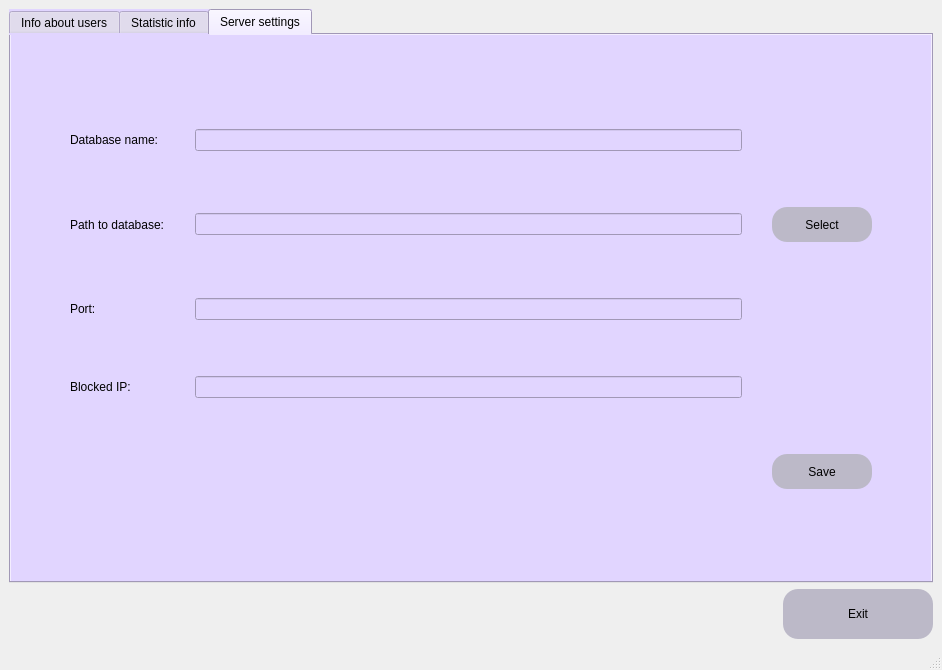
Before: the Qt Designer form pyqt_ui/admin.ui in Senishine/messenger, drawn with Qt 5.
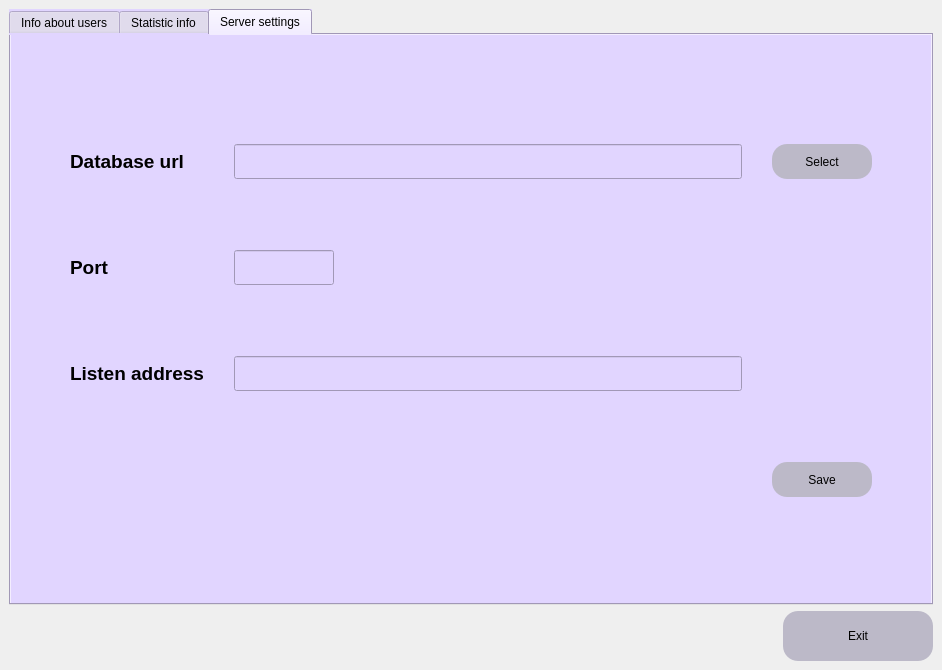
After: the same form once the commit is applied. The open tabs and pages were chosen to show the change.

Commit message: lesson_4 added admin ui functionality

```diff
--- a/pyqt_ui/admin.ui
+++ b/pyqt_ui/admin.ui
@@ -123,49 +123,7 @@
            <property name="horizontalSpacing">
             <number>30</number>
            </property>
-           <item row="2" column="0">
-            <widget class="QLabel" name="label_3">
-             <property name="styleSheet">
-              <string notr="true">font: 12pt &quot;MS Shell Dlg 2&quot;;</string>
-             </property>
-             <property name="text">
-              <string>Port:</string>
-             </property>
-            </widget>
-           </item>
-           <item row="3" column="1">
-            <widget class="QLineEdit" name="blocked_ip"/>
-           </item>
-           <item row="1" column="0">
-            <widget class="QLabel" name="label_2">
-             <property name="styleSheet">
-              <string notr="true">font: 12pt &quot;MS Shell Dlg 2&quot;;</string>
-             </property>
-             <property name="text">
-              <string>Path to database:</string>
-             </property>
-            </widget>
-           </item>
-           <item row="1" column="1">
-            <widget class="QLineEdit" name="path_to_file"/>
-           </item>
-           <item row="2" column="1">
-            <widget class="QLineEdit" name="port"/>
-           </item>
-           <item row="0" column="1">
-            <widget class="QLineEdit" name="db_name"/>
-           </item>
-           <item row="0" column="0">
-            <widget class="QLabel" name="label">
-             <property name="styleSheet">
-              <string notr="true">font: 12pt &quot;MS Shell Dlg 2&quot;;</string>
-             </property>
-             <property name="text">
-              <string>Database name:</string>
-             </property>
-            </widget>
-           </item>
-           <item row="1" column="2">
+           <item row="0" column="2">
             <widget class="QPushButton" name="select_btn">
              <property name="minimumSize">
               <size>
@@ -183,17 +141,29 @@
              </property>
             </widget>
            </item>
-           <item row="3" column="0">
+           <item row="2" column="0">
             <widget class="QLabel" name="label_4">
+             <property name="font">
+              <font>
+               <family>MS Shell Dlg 2</family>
+               <pointsize>14</pointsize>
+               <weight>75</weight>
+               <italic>false</italic>
+               <bold>true</bold>
+              </font>
+             </property>
+             <property name="toolTipDuration">
+              <number>-1</number>
+             </property>
              <property name="styleSheet">
               <string notr="true">font: 12pt &quot;MS Shell Dlg 2&quot;;</string>
              </property>
              <property name="text">
-              <string>Blocked IP:</string>
+              <string>Listen address</string>
              </property>
             </widget>
            </item>
-           <item row="4" column="2">
+           <item row="3" column="2">
             <widget class="QPushButton" name="save_btn">
              <property name="sizePolicy">
               <sizepolicy hsizetype="Minimum" vsizetype="Maximum">
@@ -217,6 +187,98 @@
              </property>
             </widget>
            </item>
+           <item row="2" column="1">
+            <widget class="QLineEdit" name="listen_address">
+             <property name="minimumSize">
+              <size>
+               <width>0</width>
+               <height>35</height>
+              </size>
+             </property>
+             <property name="font">
+              <font>
+               <pointsize>16</pointsize>
+              </font>
+             </property>
+            </widget>
+           </item>
+           <item row="0" column="0">
+            <widget class="QLabel" name="label_2">
+             <property name="font">
+              <font>
+               <family>MS Shell Dlg 2</family>
+               <pointsize>14</pointsize>
+               <weight>75</weight>
+               <italic>false</italic>
+               <bold>true</bold>
+              </font>
+             </property>
+             <property name="styleSheet">
+              <string notr="true"/>
+             </property>
+             <property name="text">
+              <string>Database url</string>
+             </property>
+            </widget>
+           </item>
+           <item row="1" column="0">
+            <widget class="QLabel" name="label_3">
+             <property name="font">
+              <font>
+               <family>MS Shell Dlg 2</family>
+               <pointsize>14</pointsize>
+               <weight>75</weight>
+               <italic>false</italic>
+               <bold>true</bold>
+              </font>
+             </property>
+             <property name="styleSheet">
+              <string notr="true"/>
+             </property>
+             <property name="text">
+              <string>Port</string>
+             </property>
+            </widget>
+           </item>
+           <item row="1" column="1">
+            <widget class="QLineEdit" name="port">
+             <property name="minimumSize">
+              <size>
+               <width>0</width>
+               <height>35</height>
+              </size>
+             </property>
+             <property name="maximumSize">
+              <size>
+               <width>100</width>
+               <height>16777215</height>
+              </size>
+             </property>
+             <property name="font">
+              <font>
+               <pointsize>16</pointsize>
+              </font>
+             </property>
+             <property name="readOnly">
+              <bool>false</bool>
+             </property>
+            </widget>
+           </item>
+           <item row="0" column="1">
+            <widget class="QLineEdit" name="db_url">
+             <property name="minimumSize">
+              <size>
+               <width>0</width>
+               <height>35</height>
+              </size>
+             </property>
+             <property name="font">
+              <font>
+               <pointsize>16</pointsize>
+              </font>
+             </property>
+            </widget>
+           </item>
           </layout>
          </widget>
         </item>
@@ -267,17 +329,6 @@
     </item>
    </layout>
   </widget>
-  <widget class="QMenuBar" name="menubar">
-   <property name="geometry">
-    <rect>
-     <x>0</x>
-     <y>0</y>
-     <width>942</width>
-     <height>21</height>
-    </rect>
-   </property>
-  </widget>
-  <widget class="QStatusBar" name="statusbar"/>
  </widget>
  <resources/>
  <connections/>
```
Left out of the diff: 12 changed lines with no effect on the pictures. The commit also changes 6 other files.
